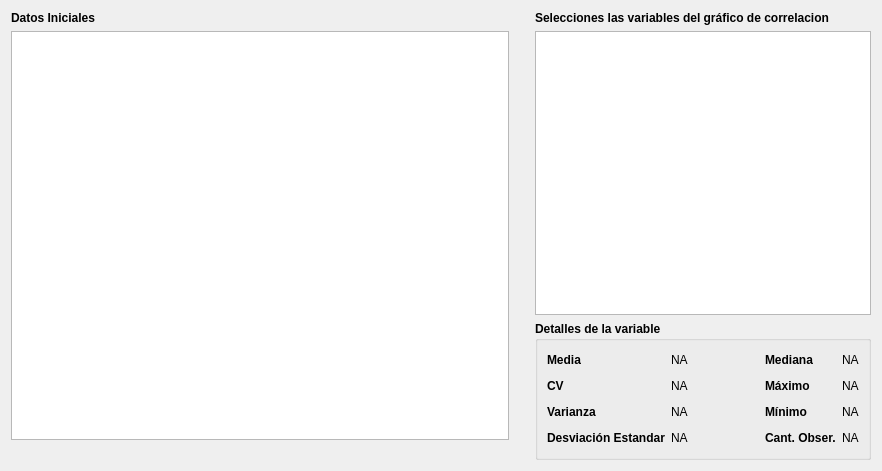
The window that view/ui/tab_data_filter.ui (vasha54/apm) describes before a commit, drawn with Qt 5.
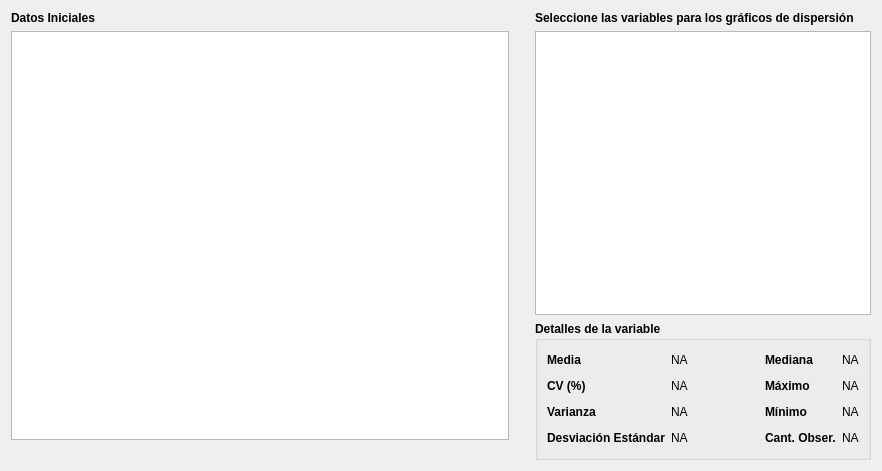
The same window after the commit.

The edit to the form file:
```diff
--- a/view/ui/tab_data_filter.ui
+++ b/view/ui/tab_data_filter.ui
@@ -108,7 +108,7 @@
           </font>
          </property>
          <property name="text">
-          <string>Selecciones las variables del gráfico de correlacion</string>
+          <string>Seleccione las variables para los gráficos de dispersión</string>
          </property>
         </widget>
        </item>
@@ -257,7 +257,7 @@
            </sizepolicy>
           </property>
           <property name="text">
-           <string>CV</string>
+           <string>CV (%)</string>
           </property>
          </widget>
         </item>
@@ -351,7 +351,7 @@
            </sizepolicy>
           </property>
           <property name="text">
-           <string>Desviación Estandar</string>
+           <string>Desviación Estándar</string>
           </property>
          </widget>
         </item>
```
